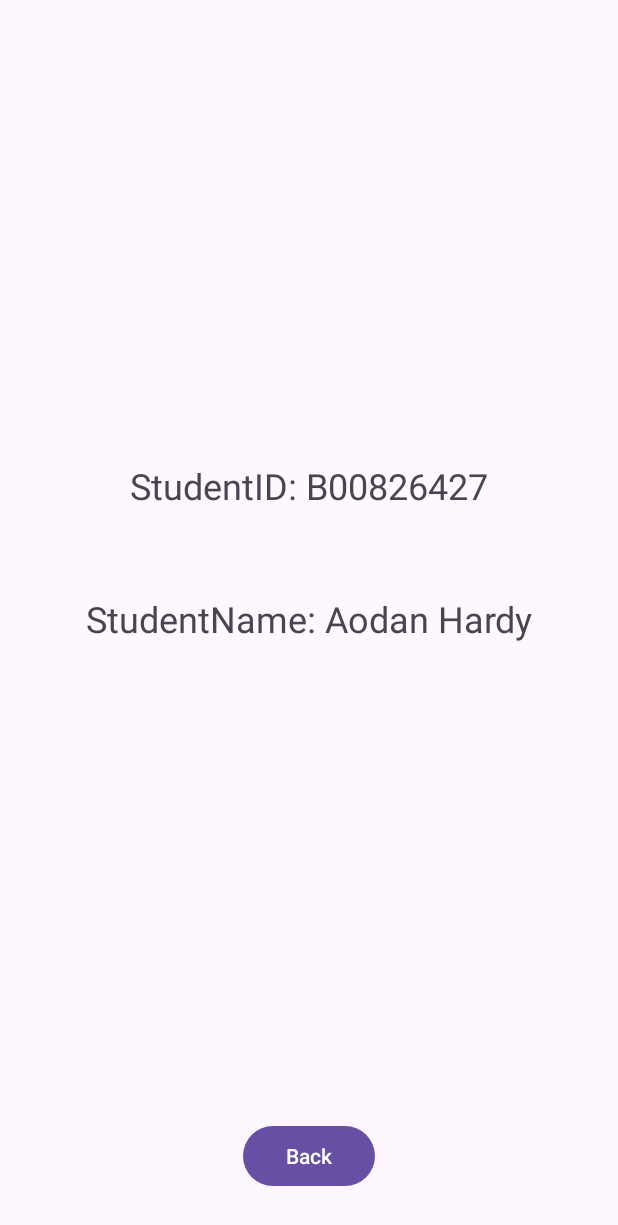
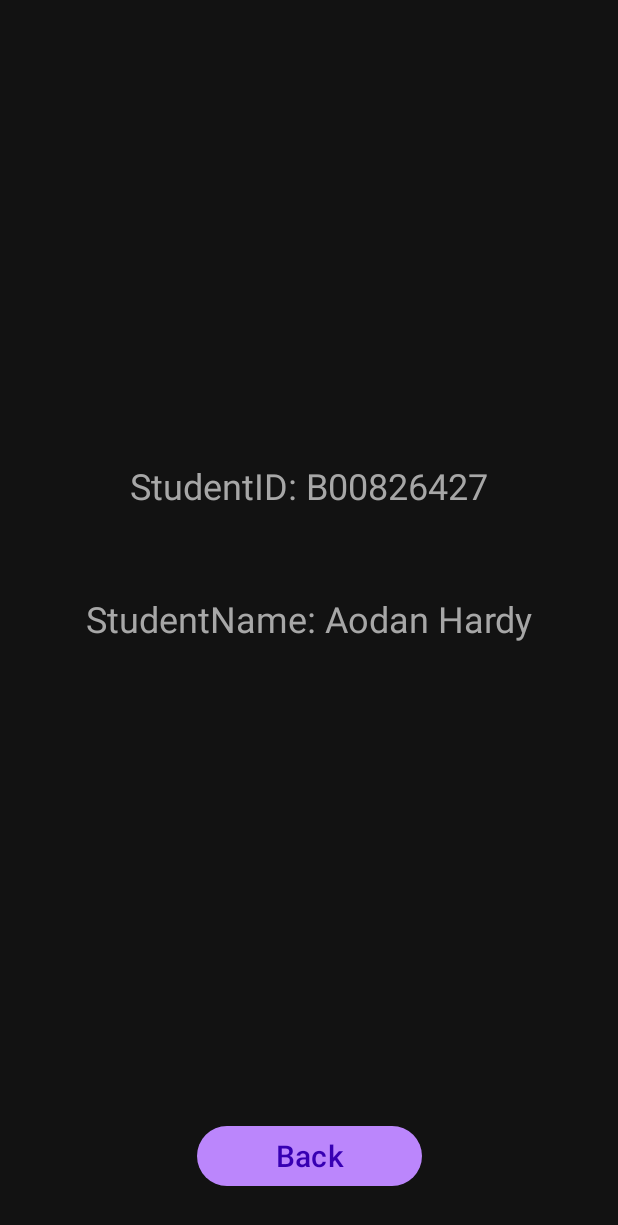
Before and after one commit to AodanHardy/FlagGameApp, an Android app: the AboutActivity screen opened directly, with no data from a screen before it, on a phone screen of 412 x 824 dp. Shown: the top 1225 px of the screen. Run offline under Robolectric (Android 15) with nearby library versions, the phone set to English and light mode, and no system bars.

Commit message:
about page ui

```diff
--- a/app/src/main/res/layout/activity_about.xml
+++ b/app/src/main/res/layout/activity_about.xml
@@ -4,21 +4,24 @@
     xmlns:tools="http://schemas.android.com/tools"
     android:layout_width="match_parent"
     android:layout_height="match_parent"
+    android:background="@color/background"
     tools:context=".AboutActivity">
 
     <TextView
-        android:id="@+id/textView"
+        android:id="@+id/aboutIdTxt"
+        android:textColor="@color/label_text"
         android:layout_width="wrap_content"
         android:layout_height="wrap_content"
         android:layout_marginStart="29dp"
         android:layout_marginBottom="56dp"
         android:text="StudentID: B00826427"
         android:textSize="24sp"
-        app:layout_constraintBottom_toTopOf="@+id/textView"
-        app:layout_constraintStart_toStartOf="@+id/textView" />
+        app:layout_constraintBottom_toTopOf="@+id/aboutNameTxt"
+        app:layout_constraintStart_toStartOf="@+id/aboutNameTxt" />
 
     <TextView
-        android:id="@+id/textView"
+        android:id="@+id/aboutNameTxt"
+        android:textColor="@color/label_text"
         android:layout_width="wrap_content"
         android:layout_height="wrap_content"
         android:text="StudentName: Aodan Hardy"
@@ -29,6 +32,10 @@
         app:layout_constraintTop_toTopOf="parent" />
 
     <Button
+        android:width="@dimen/submit_button_width"
+        android:textSize="@dimen/button_text_size"
+        android:textColor="@color/button_text"
+        app:backgroundTint="@color/button"
         android:id="@+id/backBtn"
         android:layout_width="wrap_content"
         android:layout_height="wrap_content"
```
